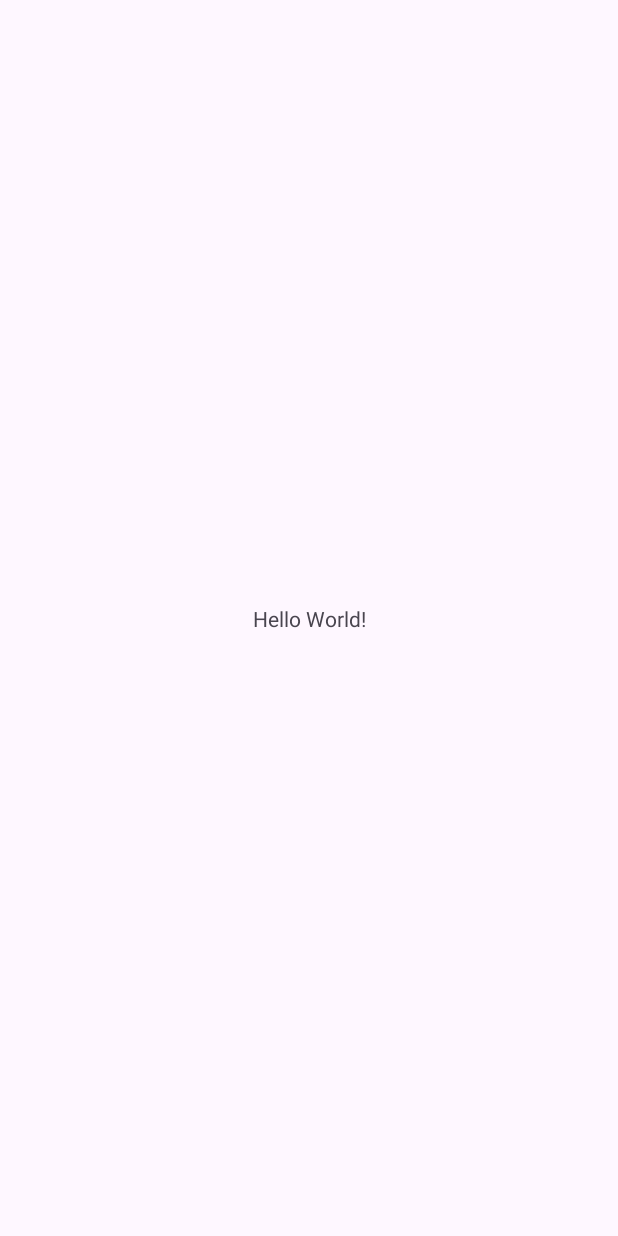
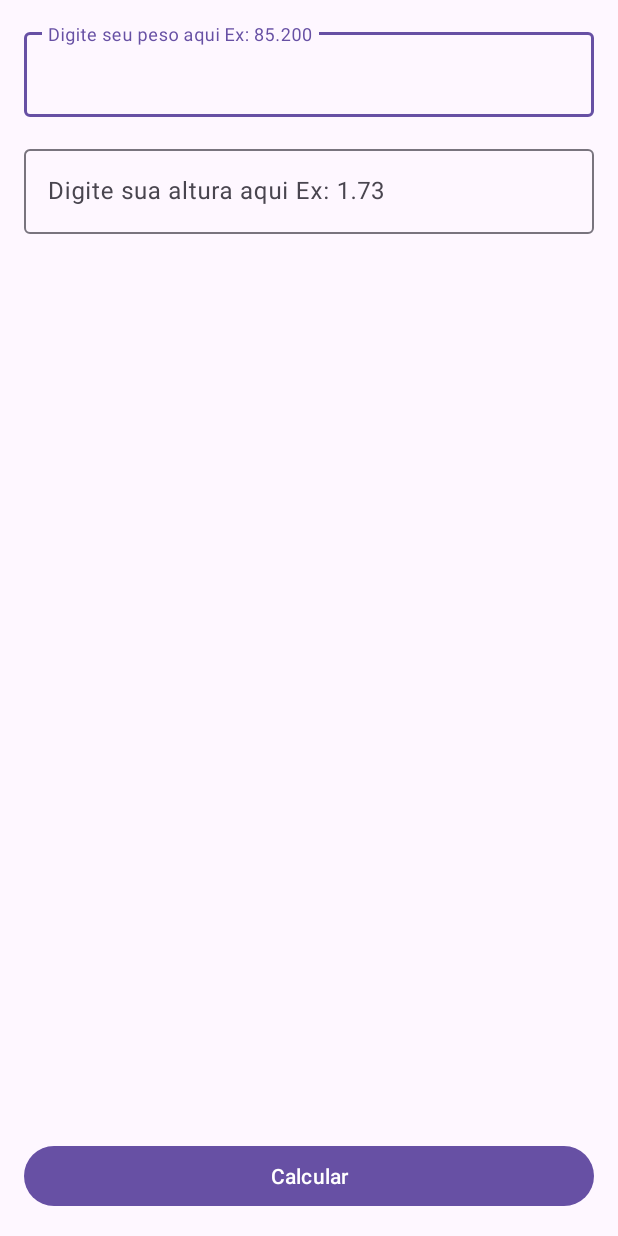
Before and after one commit to Ale557333/bmi_calculator, an Android app: the screen it shows after launch (MainActivity), on a phone screen of 412 x 824 dp. Before the commit the screen is almost empty. Run offline under Robolectric (Android 15) with nearby library versions, the phone set to English and light mode, and no system bars.

Commit message:
Initial screen editText

```diff
--- a/app/src/main/java/com/comunidadedevspace/imc/MainActivity.kt
+++ b/app/src/main/java/com/comunidadedevspace/imc/MainActivity.kt
@@ -2,10 +2,22 @@ package com.comunidadedevspace.imc
 
 import androidx.appcompat.app.AppCompatActivity
 import android.os.Bundle
+import android.widget.Button
+import com.google.android.material.textfield.TextInputEditText
 
 class MainActivity : AppCompatActivity() {
     override fun onCreate(savedInstanceState: Bundle?) {
         super.onCreate(savedInstanceState)
         setContentView(R.layout.activity_main)
+
+        val edtWeight = findViewById<TextInputEditText>(R.id.edt_weight)
+        val edtHeight = findViewById<TextInputEditText>(R.id.edt_height)
+
+        val btnCalculate =findViewById<Button>(R.id.btn_calculate)
+
+        btnCalculate.setOnClickListener {
+            val weight = edtWeight.text
+            println("cliquei" + "" + weight)
+        }
     }
 }
--- a/app/src/main/res/layout/activity_main.xml
+++ b/app/src/main/res/layout/activity_main.xml
@@ -6,13 +6,45 @@
     android:layout_height="match_parent"
     tools:context=".MainActivity">
 
-    <TextView
-        android:layout_width="wrap_content"
+    <Button
+        android:id="@+id/btn_calculate"
+        android:layout_width="match_parent"
         android:layout_height="wrap_content"
-        android:text="Hello World!"
+        android:layout_margin="16dp"
+        android:text="Calcular"
         app:layout_constraintBottom_toBottomOf="parent"
+        tools:layout_editor_absoluteX="156dp" />
+
+    <com.google.android.material.textfield.TextInputLayout
+        android:id="@+id/textInputLayout3"
+        android:layout_width="match_parent"
+        android:layout_height="wrap_content"
+        android:layout_margin="16dp"
         app:layout_constraintEnd_toEndOf="parent"
         app:layout_constraintStart_toStartOf="parent"
-        app:layout_constraintTop_toTopOf="parent" />
+        app:layout_constraintTop_toTopOf="parent">
+
+        <com.google.android.material.textfield.TextInputEditText
+            android:id="@+id/edt_weight"
+            android:layout_width="match_parent"
+            android:layout_height="wrap_content"
+            android:hint="Digite seu peso aqui Ex: 85.200"
+            android:inputType="numberDecimal" />
+    </com.google.android.material.textfield.TextInputLayout>
+
+    <com.google.android.material.textfield.TextInputLayout
+        android:layout_width="match_parent"
+        android:layout_height="wrap_content"
+        android:layout_margin="16dp"
+        app:layout_constraintTop_toBottomOf="@+id/textInputLayout3"
+        tools:layout_editor_absoluteX="1dp">
+
+        <com.google.android.material.textfield.TextInputEditText
+            android:id="@+id/edt_height"
+            android:layout_width="match_parent"
+            android:layout_height="wrap_content"
+            android:hint="Digite sua altura aqui Ex: 1.73"
+            android:inputType="numberDecimal" />
+    </com.google.android.material.textfield.TextInputLayout>
 
 </androidx.constraintlayout.widget.ConstraintLayout>
```
